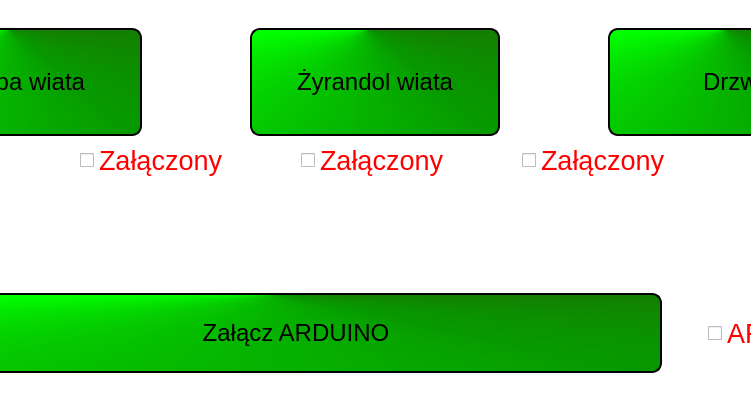
Above: MainWindow.ui from xxBeWolfxx/house_manager before the change; both pictures show x 192 to 943 and y 244 to 639 of the 1135 by 639 pixel window. Below: the same form after it.
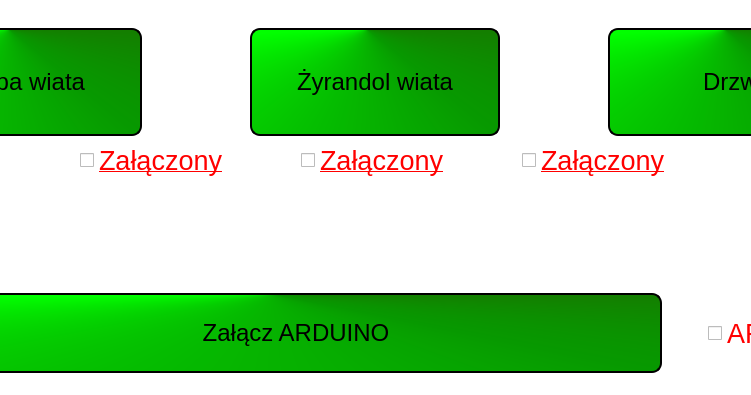
That is the form after the change. Icons and pictures are not drawn.

```diff
--- a/MainWindow.ui
+++ b/MainWindow.ui
@@ -498,6 +498,7 @@
                <property name="font">
                 <font>
                  <pointsize>20</pointsize>
+                 <underline>true</underline>
                 </font>
                </property>
                <property name="layoutDirection">
@@ -551,6 +552,7 @@
                <property name="font">
                 <font>
                  <pointsize>20</pointsize>
+                 <underline>true</underline>
                 </font>
                </property>
                <property name="layoutDirection">
@@ -601,6 +603,7 @@
                <property name="font">
                 <font>
                  <pointsize>20</pointsize>
+                 <underline>true</underline>
                 </font>
                </property>
                <property name="layoutDirection">
```
